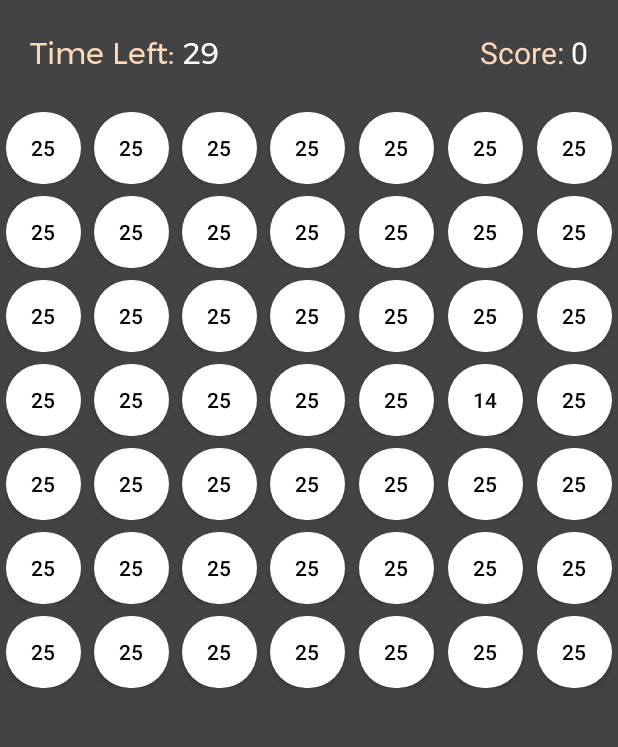
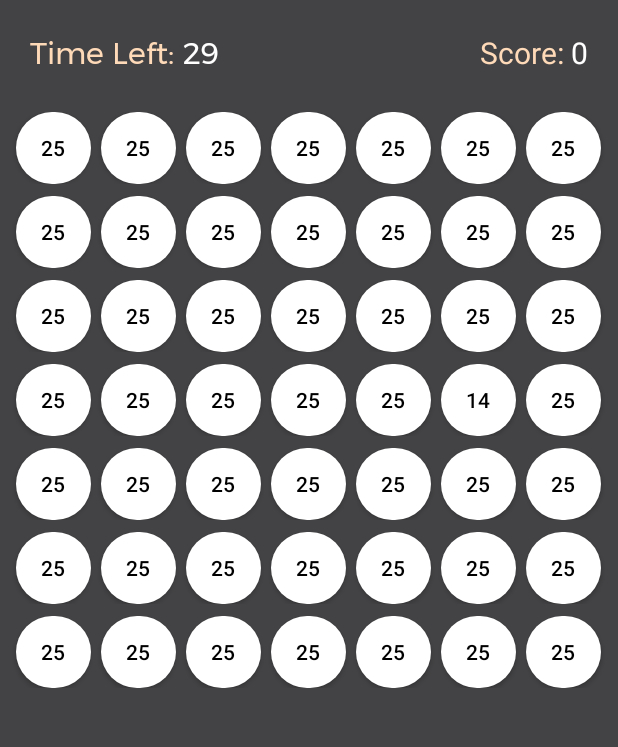
Before and after one commit to Skill-Class/Tap-The-Unique, an Android app: the MainActivity screen opened directly, with no data from a screen before it, on a phone screen of 412 x 824 dp, the part 161-908 px from its top. Run offline under Robolectric (Android 15) with nearby library versions, the phone set to English and light mode, and no system bars.

Commit message:
Add padding space to layout

```diff
--- a/app/src/main/res/layout/activity_main.xml
+++ b/app/src/main/res/layout/activity_main.xml
@@ -85,6 +85,8 @@
 
         <LinearLayout style="@style/ButtonLinearLayout">
 
+            <Space style="@style/SpaceStyle" />
+
             <Button
                 android:id="@+id/b11"
                 style="@style/ButtonStyle"
@@ -132,9 +134,13 @@
                 style="@style/ButtonStyle"
                 tools:text="7" />
 
+            <Space style="@style/SpaceStyle" />
+
         </LinearLayout>
 
         <LinearLayout style="@style/ButtonLinearLayout">
+
+            <Space style="@style/SpaceStyle" />
 
             <Button
                 android:id="@+id/b21"
@@ -183,9 +189,13 @@
                 style="@style/ButtonStyle"
                 tools:text="7" />
 
+            <Space style="@style/SpaceStyle" />
+
         </LinearLayout>
 
         <LinearLayout style="@style/ButtonLinearLayout">
+
+            <Space style="@style/SpaceStyle" />
 
             <Button
                 android:id="@+id/b31"
@@ -234,9 +244,13 @@
                 style="@style/ButtonStyle"
                 tools:text="7" />
 
+            <Space style="@style/SpaceStyle" />
+
         </LinearLayout>
 
         <LinearLayout style="@style/ButtonLinearLayout">
+
+            <Space style="@style/SpaceStyle" />
 
             <Button
                 android:id="@+id/b41"
@@ -285,9 +299,13 @@
                 style="@style/ButtonStyle"
                 tools:text="7" />
 
+            <Space style="@style/SpaceStyle" />
+
         </LinearLayout>
 
         <LinearLayout style="@style/ButtonLinearLayout">
+
+            <Space style="@style/SpaceStyle" />
 
             <Button
                 android:id="@+id/b51"
@@ -336,9 +354,13 @@
                 style="@style/ButtonStyle"
                 tools:text="7" />
 
+            <Space style="@style/SpaceStyle" />
+
         </LinearLayout>
 
         <LinearLayout style="@style/ButtonLinearLayout">
+
+            <Space style="@style/SpaceStyle" />
 
             <Button
                 android:id="@+id/b61"
@@ -387,9 +409,13 @@
                 style="@style/ButtonStyle"
                 tools:text="7" />
 
+            <Space style="@style/SpaceStyle" />
+
         </LinearLayout>
 
         <LinearLayout style="@style/ButtonLinearLayout">
+
+            <Space style="@style/SpaceStyle" />
 
             <Button
                 android:id="@+id/b71"
@@ -438,6 +464,8 @@
                 style="@style/ButtonStyle"
                 tools:text="7" />
 
+            <Space style="@style/SpaceStyle" />
+
         </LinearLayout>
 
     </GridLayout>
```
